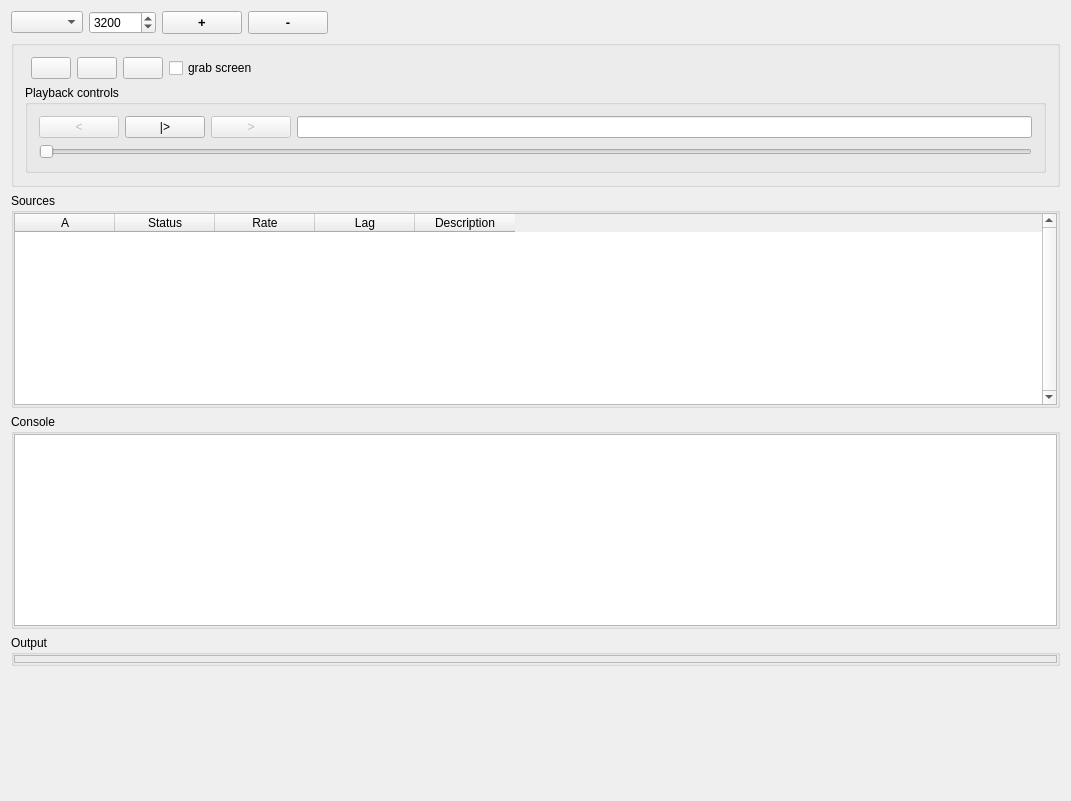
Qt form Code/Gui/MITK/Modules/IGIDataSourcesManager/niftkIGIDataSourceManagerWidget.ui (NifTK/NifTK) before a commit.
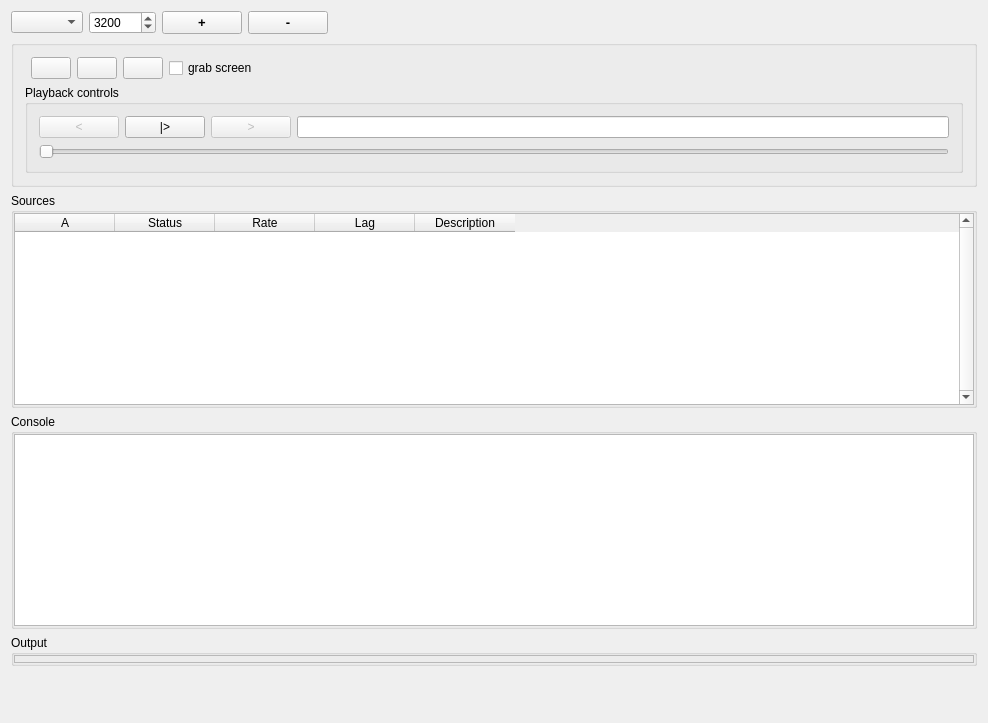
The same form after that commit. Custom widgets are drawn as their Qt base class.

Patch:
```diff
--- a/Code/Gui/MITK/Modules/IGIDataSourcesManager/niftkIGIDataSourceManagerWidget.ui
+++ b/Code/Gui/MITK/Modules/IGIDataSourcesManager/niftkIGIDataSourceManagerWidget.ui
@@ -6,8 +6,8 @@
    <rect>
     <x>0</x>
     <y>0</y>
-    <width>1071</width>
-    <height>801</height>
+    <width>988</width>
+    <height>723</height>
    </rect>
   </property>
   <property name="minimumSize">
```
Left out of the diff: 4 changed lines with no effect on the pictures.
